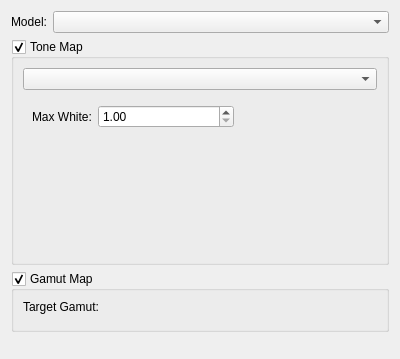
Qt form plugins/filters/tonegamutmap/kistonegamutmapwidget.ui (KDE/krita) before a commit.
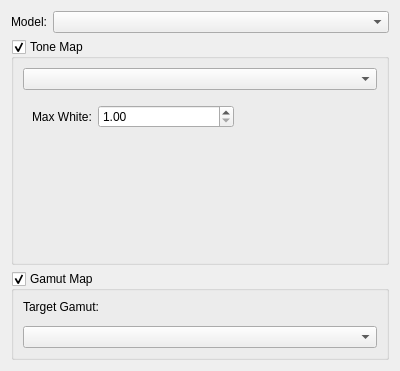
The same form after that commit. Custom widgets are drawn as their Qt base class.

Commit message:
Add a cusp based gamut mapping method.
This only works for CMYK and RGB profiles, generating a cusp map for them,
it then infers the likely chroma based on that.

A proper gamut boundary description would be even better, while remaining fast,
but much harder to pull off nicely.

This is much faster, but less accurate than the original MINDE method.

Patch:
```diff
--- a/plugins/filters/tonegamutmap/kistonegamutmapwidget.ui
+++ b/plugins/filters/tonegamutmap/kistonegamutmapwidget.ui
@@ -223,6 +223,9 @@
       <item>
        <widget class="KisColorSpaceSelector" name="targetGamut" native="true"/>
       </item>
+      <item>
+       <widget class="QComboBox" name="cmbGamutMapMethod"/>
+      </item>
      </layout>
     </widget>
    </item>
```
The commit also changes 4 other files.
